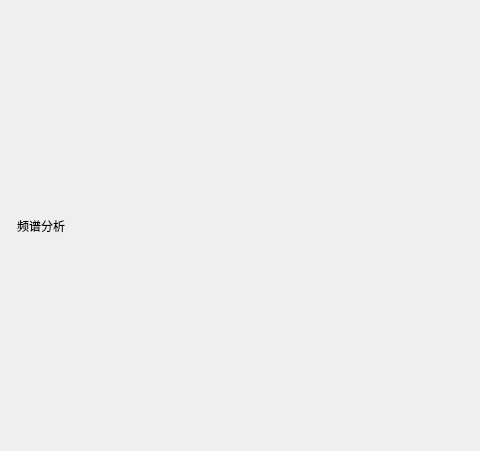
jackstraw1112/UVA-MissionPlanning, file Project/src/EstimateSituation/SpectrumAnalysis.ui: the form before one commit; both pictures show x 0 to 480 and y 0 to 451 of the 729 by 451 pixel window.
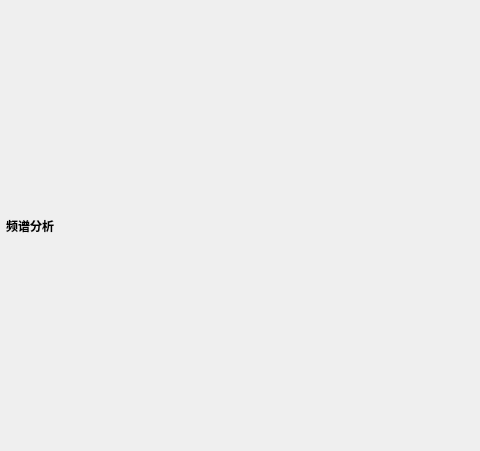
The form after the commit.

Commit message: 更新整体布局

Diff of the .ui file:
```diff
--- a/Project/src/EstimateSituation/SpectrumAnalysis.ui
+++ b/Project/src/EstimateSituation/SpectrumAnalysis.ui
@@ -13,9 +13,7 @@
   <property name="windowTitle">
    <string>频谱分析</string>
   </property>
-  <layout class="QGridLayout" name="gridLayout_2">
-   <item row="0" column="0">
-    <layout class="QHBoxLayout" name="horizontalLayout_3">
+  <layout class="QVBoxLayout" name="verticalLayout_main">
      <property name="leftMargin">
       <number>6</number>
      </property>
@@ -30,32 +28,21 @@
      </property>
      <item>
       <widget class="QLabel" name="titleLabel">
+     <property name="styleSheet">
+      <string notr="true">font-weight: bold; font-size: 9pt;</string>
+     </property>
        <property name="text">
         <string>频谱分析</string>
        </property>
-       <property name="alignment">
-        <set>Qt::AlignCenter</set>
-       </property>
       </widget>
      </item>
      <item>
-      <spacer name="horizontalSpacer">
-       <property name="orientation">
-        <enum>Qt::Horizontal</enum>
-       </property>
-       <property name="sizeHint" stdset="0">
-        <size>
-         <width>40</width>
-         <height>20</height>
-        </size>
-       </property>
-      </spacer>
-     </item>
+    <layout class="QGridLayout" name="gridLayout">
+     <property name="sizeConstraint">
+      <enum>QLayout::SetDefaultConstraint</enum>
+     </property>
     </layout>
    </item>
-   <item row="1" column="0">
-    <layout class="QGridLayout" name="gridLayout"/>
-   </item>
   </layout>
  </widget>
  <layoutdefault spacing="6" margin="11"/>
```
Lines whose indentation alone changed are shown as unchanged. The commit also changes 5 other files.
